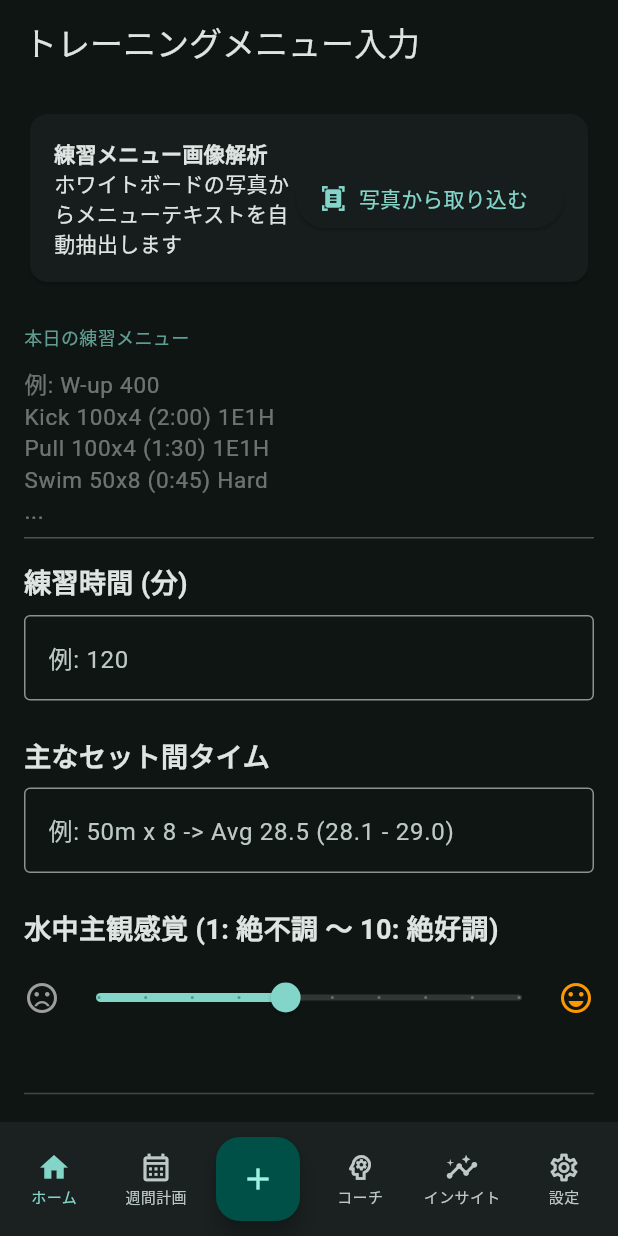
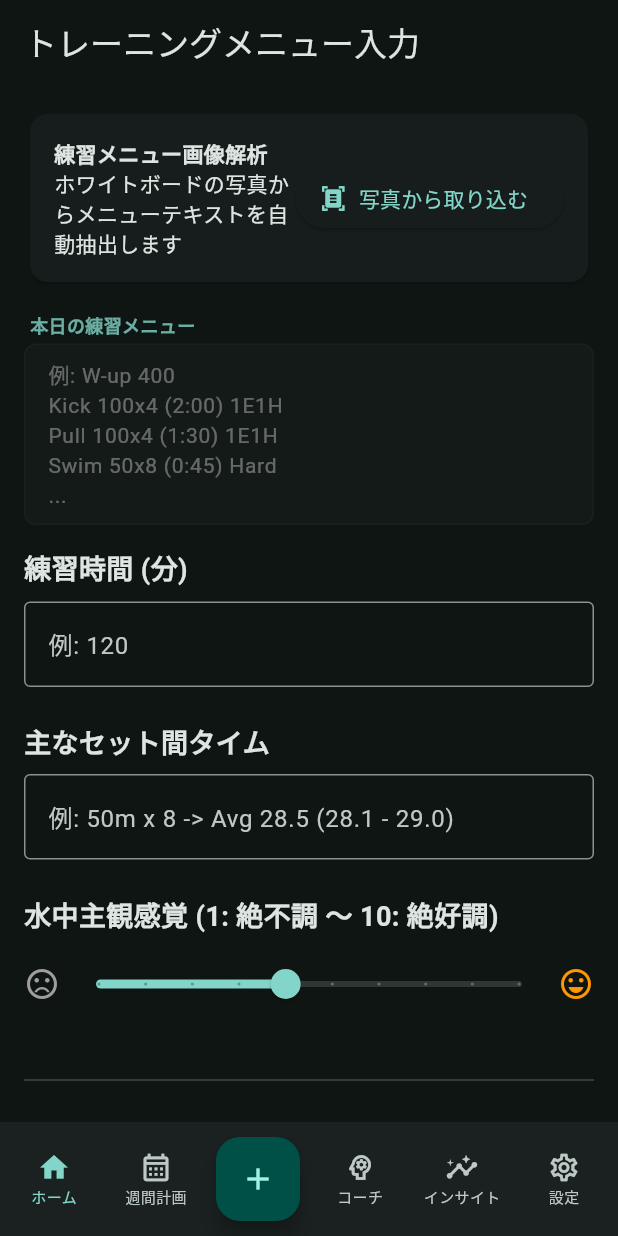
Before and after one commit to gakusw/aquaanalyst_ai, a Flutter app: the TrainingScreen screen opened by its route, on a phone screen of 412 x 824 dp. Run offline on Flutter 3.47's test engine with Material 3 defaults, Android fonts, the phone set to English and light mode, and no system bars; our stand-ins replace cloud_firestore, firebase_auth, firebase_core, fl_chart, flutter_dotenv, go_router and 2 more; accounts and stored records are empty.

Commit message:
style: finalize StableTextField with thin border for visual edge recognition and strict auto-wrapping; polish screen layouts

```diff
--- a/lib/ui/screens/training_screen.dart
+++ b/lib/ui/screens/training_screen.dart
@@ -160,7 +160,7 @@
                 ),
               ),
             ),
-            const SizedBox(height: 24),
+            const SizedBox(height: 16),
 
             // メニューテキストエリア
             StableTextField(
--- a/lib/ui/widgets/stable_text_field.dart
+++ b/lib/ui/widgets/stable_text_field.dart
@@ -1,8 +1,7 @@
 import 'package:flutter/material.dart';
 
-/// 極めてシンプルかつ IME が安定したマルチライン入力フィールド
-/// 自動伸長 (minLines 1 -> maxLines N) をサポートしつつ、
-/// デザイン上の無駄（過剰な背景や余白）を排除した最小限のスタイルを提供します。
+/// コーチ画面のような「枠」を持ちつつ、極限までスリムで安定したマルチライン入力フィールド。
+/// 右端に到達すると自動で改行され、縦に伸びる挙動を徹底しています。
 class StableTextField extends StatefulWidget {
   final TextEditingController controller;
   final String hintText;
@@ -28,72 +27,75 @@
 }
 
 class _StableTextFieldState extends State<StableTextField> {
-  // TextField の状態を安定させるための Key
+  // TextField の実体を固定し、レイアウト変更（改行）時の IME 解除を防ぐための Key
   final GlobalKey _key = GlobalKey();
 
   @override
   Widget build(BuildContext context) {
-    return Theme(
-      // 背景色や境界線の無駄を削ぎ落とした最小限のテーマ設定
-      data: Theme.of(context).copyWith(
-        inputDecorationTheme: const InputDecorationTheme(
-          filled: false,
-          contentPadding: EdgeInsets.zero,
-        ),
-      ),
-      child: Column(
+    final theme = Theme.of(context);
+    final colorScheme = theme.colorScheme;
+
+    return Column(
       mainAxisSize: MainAxisSize.min,
       crossAxisAlignment: CrossAxisAlignment.start,
       children: [
         if (widget.labelText != null) ...[
-            Text(
+          Padding(
+            padding: const EdgeInsets.only(left: 4, bottom: 4),
+            child: Text(
               widget.labelText!,
               style: TextStyle(
                 fontSize: 12,
-                color: Theme.of(context).colorScheme.primary.withOpacity(0.7),
-                fontWeight: FontWeight.w500,
+                color: colorScheme.primary.withOpacity(0.8),
+                fontWeight: FontWeight.bold,
               ),
             ),
-            const SizedBox(height: 4),
+          ),
         ],
-          TextField(
+        // 幅を固定（親に追従）させるための制約
+        Container(
+          width: double.infinity,
+          decoration: BoxDecoration(
+            // 非常に薄い背景をつけることで「無駄のない枠」を表現
+            color: colorScheme.surfaceVariant.withOpacity(0.1),
+            borderRadius: BorderRadius.circular(8),
+          ),
+          child: TextField(
             key: _key,
             controller: widget.controller,
-            minLines: 1, // 1行から開始（無駄な空白を作らない）
-            maxLines: widget.lines, // 内容に応じて増え、上限でスクロール
+            // 1行から開始し、指定された lines まで自動で伸びる
+            minLines: 1,
+            maxLines: widget.lines > 1 ? widget.lines : 1,
             keyboardType: widget.keyboardType,
             textInputAction: widget.textInputAction,
             onChanged: widget.onChanged,
-            style: const TextStyle(fontSize: 16, height: 1.4),
+            style: const TextStyle(fontSize: 15, height: 1.4),
             textAlignVertical: TextAlignVertical.top,
             decoration: InputDecoration(
               hintText: widget.hintText,
               hintStyle: TextStyle(
-                color: Theme.of(context).hintColor.withOpacity(0.4),
-                fontSize: 15,
+                color: theme.hintColor.withOpacity(0.35),
+                fontSize: 14,
               ),
-              // 下線のみのシンプルなデザイン（無駄のない洗練されたスタイル）
-              border: UnderlineInputBorder(
-                borderSide: BorderSide(
-                  color: Theme.of(context).dividerColor,
+              // 視覚的な「右端」を提示するための非常に薄い枠線
+              border: OutlineInputBorder(
+                borderRadius: BorderRadius.circular(8),
+                borderSide: BorderSide(color: colorScheme.outline.withOpacity(0.1)),
               ),
+              enabledBorder: OutlineInputBorder(
+                borderRadius: BorderRadius.circular(8),
+                borderSide: BorderSide(color: colorScheme.outline.withOpacity(0.05)),
               ),
-              enabledBorder: UnderlineInputBorder(
-                borderSide: BorderSide(
-                  color: Theme.of(context).dividerColor.withOpacity(0.5),
+              focusedBorder: OutlineInputBorder(
+                borderRadius: BorderRadius.circular(8),
+                borderSide: BorderSide(color: colorScheme.primary.withOpacity(0.3), width: 1),
               ),
+              contentPadding: const EdgeInsets.symmetric(horizontal: 12, vertical: 10),
+              isDense: true,
             ),
-              focusedBorder: UnderlineInputBorder(
-                borderSide: BorderSide(
-                  color: Theme.of(context).colorScheme.primary,
-                  width: 1.5,
-                ),
-              ),
-              contentPadding: const EdgeInsets.symmetric(vertical: 8),
           ),
         ),
       ],
-      ),
     );
   }
 }
```
Lines whose indentation alone changed are shown as unchanged.
